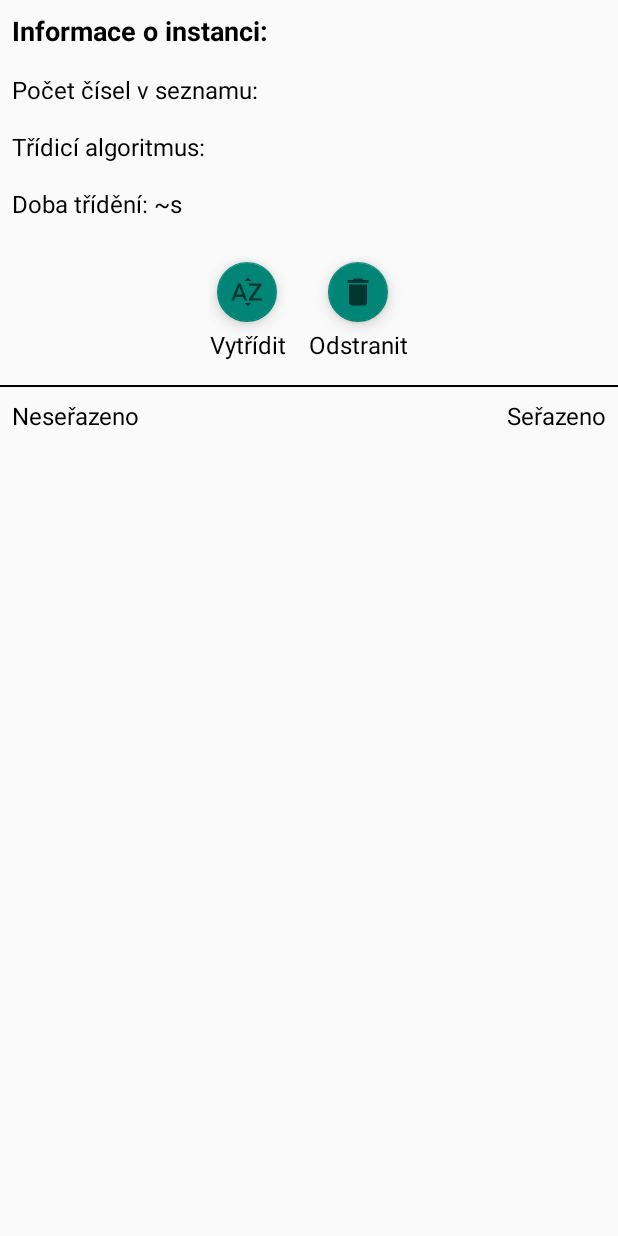
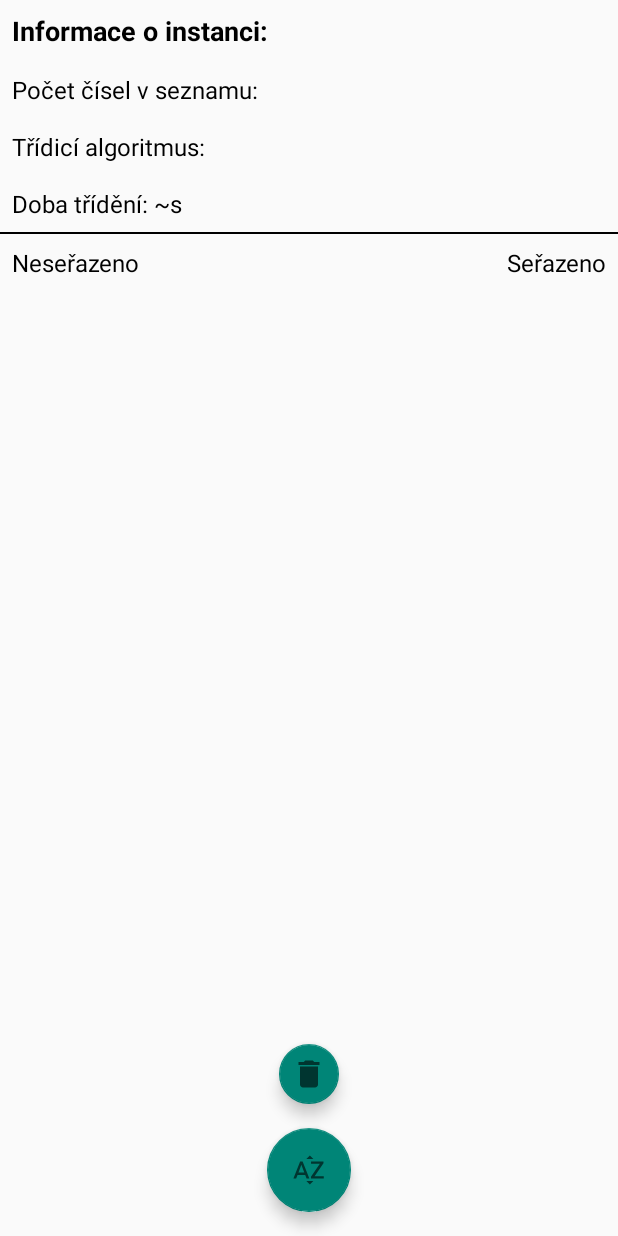
Before and after one commit to honzarossler/Sorts, an Android app: the SessionActivity screen opened directly, with no data from a screen before it, on a phone screen of 412 x 824 dp. Run offline under Robolectric (Android 15) with nearby library versions, the phone set to English and light mode, and no system bars; 3 statements that could not run were skipped.

Commit message:
SessionActivity improved

```diff
--- a/app/src/main/java/cz/janrossler/sorts/SessionActivity.java
+++ b/app/src/main/java/cz/janrossler/sorts/SessionActivity.java
@@ -164,8 +164,15 @@ public class SessionActivity extends AppCompatActivity implements SortingService
         });
 
         fab_delete_session.setOnClickListener(v -> {
-            numberManager.removeSession(intent.getStringExtra("session"));
-            finish();
+            AlertDialog.Builder builder = new AlertDialog.Builder(this);
+            builder.setTitle("Smazat instanci");
+            builder.setMessage("Tato operace nenávratně smaže celou instanci včetně uložených dat.\n\nPřejete si pokračovat?");
+            builder.setPositiveButton("Smazat", (dialog, which) -> {
+                numberManager.removeSession(intent.getStringExtra("session"));
+                finish();
+            });
+            builder.setNegativeButton("Zachovat", null);
+            builder.show();
         });
     }
 
--- a/app/src/main/res/layout/activity_session.xml
+++ b/app/src/main/res/layout/activity_session.xml
@@ -1,10 +1,13 @@
 <?xml version="1.0" encoding="utf-8"?>
-<LinearLayout xmlns:android="http://schemas.android.com/apk/res/android"
+<androidx.constraintlayout.widget.ConstraintLayout xmlns:android="http://schemas.android.com/apk/res/android"
     xmlns:app="http://schemas.android.com/apk/res-auto"
     xmlns:tools="http://schemas.android.com/tools"
     android:layout_width="match_parent"
     android:layout_height="match_parent"
-    tools:context=".SessionActivity"
+    tools:context=".SessionActivity">
+    <LinearLayout
+        android:layout_width="match_parent"
+        android:layout_height="match_parent"
         android:orientation="vertical">
         <TextView
             android:id="@+id/instance"
@@ -36,57 +39,6 @@
             android:text="Doba trvání: 20s"
             android:padding="8dp"/>
 
-    <HorizontalScrollView
-        android:layout_width="wrap_content"
-        android:layout_height="wrap_content"
-        android:layout_gravity="center_horizontal">
-        <LinearLayout
-            android:layout_width="wrap_content"
-            android:layout_height="wrap_content"
-            android:orientation="horizontal"
-            android:padding="8dp">
-            <LinearLayout
-                android:layout_width="wrap_content"
-                android:layout_height="wrap_content"
-                android:orientation="vertical"
-                android:gravity="center_horizontal"
-                android:layout_margin="8dp">
-                <com.google.android.material.floatingactionbutton.FloatingActionButton
-                    android:id="@+id/fab_sort_now"
-                    android:layout_width="wrap_content"
-                    android:layout_height="wrap_content"
-                    android:src="@drawable/ic_baseline_sort_by_alpha_24"
-                    android:layout_margin="4dp"
-                    app:fabSize="mini"/>
-                <TextView
-                    android:layout_width="wrap_content"
-                    android:layout_height="wrap_content"
-                    android:gravity="center"
-                    android:text="Vytřídit" />
-            </LinearLayout>
-
-            <LinearLayout
-                android:layout_width="wrap_content"
-                android:layout_height="wrap_content"
-                android:orientation="vertical"
-                android:gravity="center_horizontal"
-                android:layout_margin="8dp">
-                <com.google.android.material.floatingactionbutton.FloatingActionButton
-                    android:id="@+id/fab_delete_session"
-                    android:layout_width="wrap_content"
-                    android:layout_height="wrap_content"
-                    android:src="@drawable/ic_baseline_delete_24"
-                    android:layout_margin="4dp"
-                    app:fabSize="mini"/>
-                <TextView
-                    android:layout_width="wrap_content"
-                    android:layout_height="wrap_content"
-                    android:gravity="center"
-                    android:text="Odstranit" />
-            </LinearLayout>
-        </LinearLayout>
-    </HorizontalScrollView>
-
         <View
             android:layout_width="match_parent"
             android:layout_height="1dp"
@@ -117,3 +69,25 @@
             android:layout_width="match_parent"
             android:layout_height="wrap_content" />
     </LinearLayout>
+
+    <com.google.android.material.floatingactionbutton.FloatingActionButton
+        android:id="@+id/fab_sort_now"
+        android:layout_width="wrap_content"
+        android:layout_height="wrap_content"
+        android:src="@drawable/ic_baseline_sort_by_alpha_24"
+        android:layout_margin="16dp"
+        app:layout_constraintBottom_toBottomOf="parent"
+        app:layout_constraintEnd_toEndOf="parent"
+        app:layout_constraintStart_toStartOf="parent"/>
+
+    <com.google.android.material.floatingactionbutton.FloatingActionButton
+        android:id="@+id/fab_delete_session"
+        android:layout_width="wrap_content"
+        android:layout_height="wrap_content"
+        android:src="@drawable/ic_baseline_delete_24"
+        android:layout_margin="16dp"
+        app:fabSize="mini"
+        app:layout_constraintBottom_toTopOf="@+id/fab_sort_now"
+        app:layout_constraintEnd_toEndOf="parent"
+        app:layout_constraintStart_toStartOf="parent"/>
+</androidx.constraintlayout.widget.ConstraintLayout>
```
Lines whose indentation alone changed are shown as unchanged.
